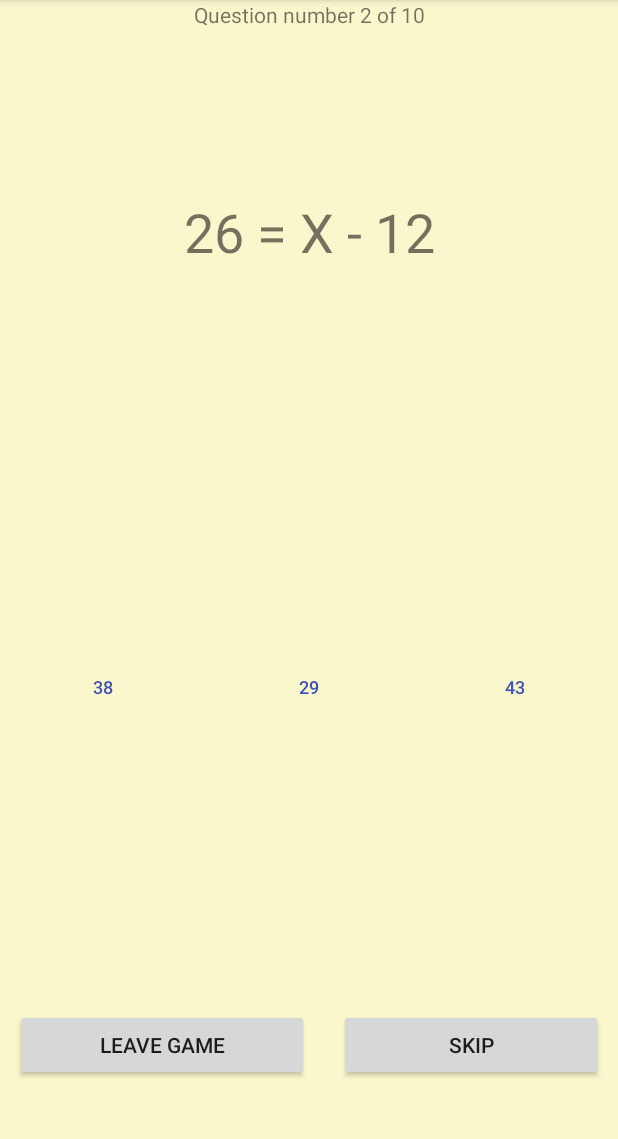
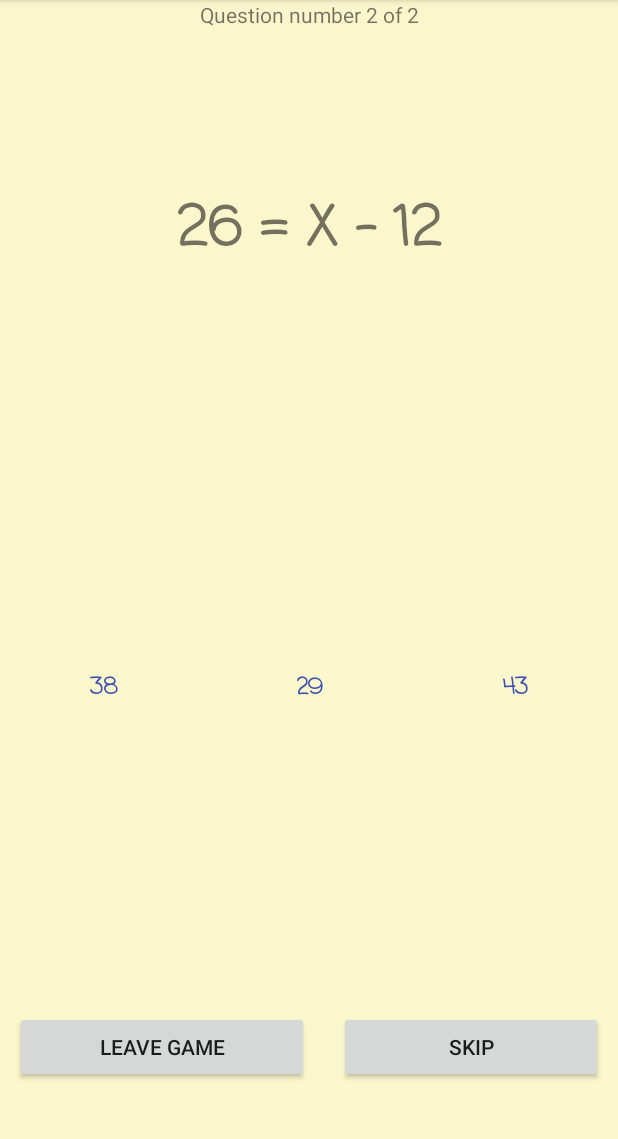
Before and after one commit to CraigMorris1986/AndroidStudioFiles, an Android app: the GameActivity screen opened directly, with no data from a screen before it, after a tap on "38", on a phone screen of 412 x 824 dp, the part 84-1223 px from its top. Run offline under Robolectric (Android 15) with nearby library versions, the phone set to English and light mode, and no system bars; 1 other tap on this screen came first.

Commit message:
change font colour for incorrect selected answer make button unselectable if answer is incorrect change font for game activity and welcome screen text add method to reset possible answer button to all clickable and colour of text back to blue.

```diff
--- a/EducationApp/app/src/main/java/au/edu/jcu/cp3406/educationapp/DatabaseHelper.java
+++ b/EducationApp/app/src/main/java/au/edu/jcu/cp3406/educationapp/DatabaseHelper.java
@@ -23,9 +23,9 @@ public class DatabaseHelper extends SQLiteOpenHelper {
      */
     @Override
     public void onCreate(SQLiteDatabase db) {
-//        db.execSQL("CREATE TABLE SCORES (_ID INTEGER PRIMARY KEY AUTOINCREMENT, "
-//                + "NAME TEXT, "
-//                + "SCORE INTEGER);");
+        db.execSQL("CREATE TABLE SCORES (_ID INTEGER PRIMARY KEY AUTOINCREMENT, "
+                + "NAME TEXT, "
+                + "SCORE INTEGER);");
         updateDatabase(db, 0, DATABASE_VERSION);
     }
 
--- a/EducationApp/app/src/main/java/au/edu/jcu/cp3406/educationapp/GameActivity.java
+++ b/EducationApp/app/src/main/java/au/edu/jcu/cp3406/educationapp/GameActivity.java
@@ -3,6 +3,7 @@ package au.edu.jcu.cp3406.educationapp;
 import android.annotation.SuppressLint;
 import android.content.Context;
 import android.content.Intent;
+import android.graphics.Color;
 import android.hardware.Sensor;
 import android.hardware.SensorEvent;
 import android.hardware.SensorEventListener;
@@ -33,7 +34,7 @@ public class GameActivity extends AppCompatActivity implements SensorEventListen
     private int runTimeInSeconds = 0;
     private boolean timerIsRunning = true;
     private boolean timerWasRunning = false;
-    private int gameQuestionAmount = 10;
+    private int gameQuestionAmount = 2;
     private long lastTimeShook = 0;
     private Animation animate;
     private SensorManager sensorManager;
@@ -53,8 +54,10 @@ public class GameActivity extends AppCompatActivity implements SensorEventListen
         super.onCreate(savedInstanceState);
         setContentView(R.layout.activity_game);
         checkForSettingsIntent();
+
         sensorManager = (SensorManager) getSystemService(Context.SENSOR_SERVICE);
         sensorAccelerometer = sensorManager.getDefaultSensor(Sensor.TYPE_ACCELEROMETER);
+
         interpolator = new BouceInterpolatorHelper(0.35, 20);
         animate =  AnimationUtils.loadAnimation(this, R.anim.bounce);
 
@@ -118,6 +121,8 @@ public class GameActivity extends AppCompatActivity implements SensorEventListen
         if (Integer.parseInt(clickedButton.getText().toString()) == correctAnswer) {
             clickedButton.startAnimation(animate);
             generateGameInstance();
+            // resets the buttons clickable attribute to true and colour back to blue
+            makeAnswersButtonsClickable();
             score = score + 25 * difficulty;
             setQuestionDisplay();
             // if statement to stop the display from showing question amount greater than game length when game is complete
@@ -126,7 +131,9 @@ public class GameActivity extends AppCompatActivity implements SensorEventListen
             }
             playSound(activityContext, R.raw.success);
         } else {
-            // deduct score point for selecting wrong answer
+            // deduct score point for selecting wrong answer and make the button un-clickable
+            clickedButton.setClickable(false);
+            clickedButton.setTextColor(Color.parseColor("red"));
             score -= 20;
             playSound(activityContext, R.raw.wrong);
             Toast toastSkip = Toast.makeText(this, "Wrong answer, -20 points", Toast.LENGTH_SHORT);
@@ -199,6 +206,23 @@ public class GameActivity extends AppCompatActivity implements SensorEventListen
     }
 
     /**
+     * Method creates a array of Button objects and stores the possible answers button objects
+     * within it. Method then iterates through the array and sets all buttons clickable attribute to true.
+     * Method also resets colour value of the buttons text to #3F51B5 (blue).
+     */
+    private void makeAnswersButtonsClickable() {
+        Button[] buttonArray = new Button[3];
+        buttonArray[0] = findViewById(R.id.gameButton1);
+        buttonArray[1] = findViewById(R.id.gameButton2);
+        buttonArray[2] = findViewById(R.id.gameButton3);
+        for (Button button :
+                buttonArray) {
+            button.setClickable(true);
+            button.setTextColor(Color.parseColor("#3F51B5"));
+        }
+    }
+
+    /**
      * Method assigns a MediaPlayer object to the class sound attribute and plays a sound if the class
      * attribute soundIsOn is set to true.
      * @param context takes the activity Context object for the MediaPlayer create() method
@@ -211,6 +235,10 @@ public class GameActivity extends AppCompatActivity implements SensorEventListen
         }
     }
 
+    /**
+     * Method that checks if an Intent object was send from another activity within the app. If not
+     * it sets the difficulty level to an int of 2 and the soundIsOn boolean to true.
+     */
     private void checkForSettingsIntent() {
         if (getIntent() != null && getIntent().getExtras() != null) {
             Intent settingsIntent = getIntent();
--- a/EducationApp/app/src/main/java/au/edu/jcu/cp3406/educationapp/ScoresActivity.java
+++ b/EducationApp/app/src/main/java/au/edu/jcu/cp3406/educationapp/ScoresActivity.java
@@ -38,9 +38,9 @@ public class ScoresActivity extends AppCompatActivity {
                 cursor.moveToFirst();
                 for (TextView textView : viewArray) {
                     setScoreText(textView);
+                    textView.startAnimation(animate);
                     if (cursor.moveToNext()) {
                         setScoreText(textView);
-                        textView.startAnimation(animate);
                     } else {
                         break;
                     }
--- a/EducationApp/app/src/main/res/layout/activity_game.xml
+++ b/EducationApp/app/src/main/res/layout/activity_game.xml
@@ -20,9 +20,11 @@
         android:layout_height="wrap_content"
         android:layout_gravity="center"
         android:layout_weight="3"
+        android:fontFamily="casual"
         android:gravity="center"
         android:text=""
-        android:textSize="36sp" />
+        android:textSize="36sp"
+        android:textStyle="bold" />
 
     <LinearLayout
         style="?android:attr/buttonBarStyle"
@@ -41,11 +43,13 @@
             android:layout_marginRight="10sp"
             android:layout_marginBottom="30sp"
             android:layout_weight="1"
+            android:fontFamily="casual"
             android:onClick="onClickGameAnswer"
             android:text="@string/questionmarkString"
             android:textColor="#3F51B5"
             android:textColorHighlight="#AA2121"
-            android:textSize="24sp"
+            android:textSize="30sp"
+            android:textStyle="bold"
             tools:ignore="NestedWeights" />
 
         <Button
@@ -58,11 +62,13 @@
             android:layout_marginRight="10sp"
             android:layout_marginBottom="30sp"
             android:layout_weight="1"
+            android:fontFamily="casual"
             android:onClick="onClickGameAnswer"
             android:text="@string/questionmarkString"
             android:textColor="#3F51B5"
             android:textColorHighlight="#AA2121"
-            android:textSize="24sp" />
+            android:textSize="30sp"
+            android:textStyle="bold" />
 
         <Button
             android:id="@+id/gameButton3"
@@ -74,11 +80,13 @@
             android:layout_marginRight="10sp"
             android:layout_marginBottom="30sp"
             android:layout_weight="1"
+            android:fontFamily="casual"
             android:onClick="onClickGameAnswer"
             android:text="@string/questionmarkString"
             android:textColor="#3F51B5"
             android:textColorHighlight="#AA2121"
-            android:textSize="24sp" />
+            android:textSize="30sp"
+            android:textStyle="bold" />
     </LinearLayout>
 
     <LinearLayout
--- a/EducationApp/app/src/main/res/layout/activity_main.xml
+++ b/EducationApp/app/src/main/res/layout/activity_main.xml
@@ -12,10 +12,12 @@
         android:layout_width="match_parent"
         android:layout_height="wrap_content"
         android:layout_weight="4"
+        android:fontFamily="sans-serif"
         android:gravity="center"
         android:text="@string/welcomeString"
         android:textAlignment="center"
-        android:textSize="24sp" />
+        android:textSize="30sp"
+        android:textStyle="bold" />
 
     <Button
         android:id="@+id/buttonPlay"
```
Also changed, not shown: EducationApp/app/src/main/java/au/edu/jcu/cp3406/educationapp/FinishGame.java (+5 -6 lines).
